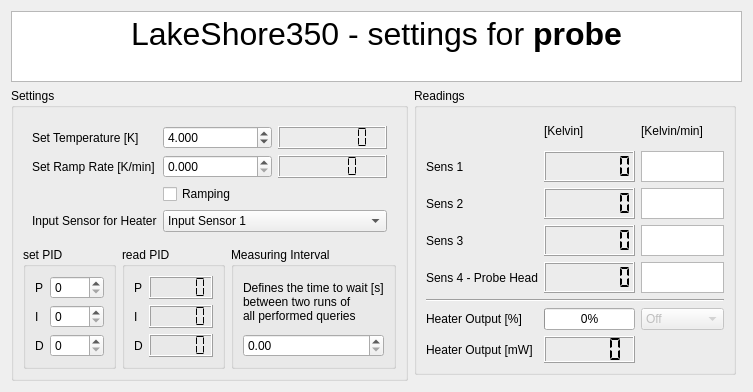
Cryostat-GUI/Cryostat-GUI, file LakeShore/LakeShore350_control.ui: the form before one commit.
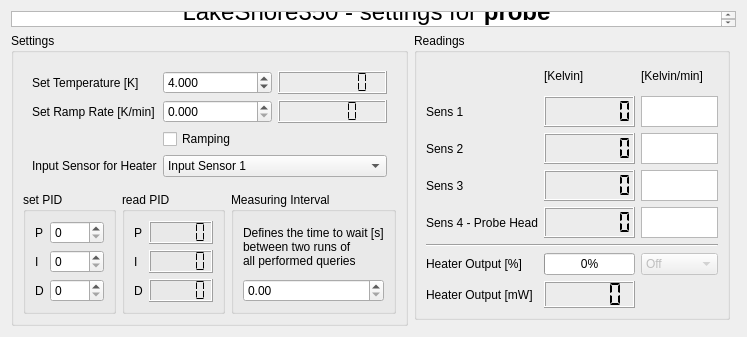
The form after the commit.

Commit message: OneShot measuring GUI update

Patch:
```diff
--- a/LakeShore/LakeShore350_control.ui
+++ b/LakeShore/LakeShore350_control.ui
@@ -6,8 +6,8 @@
    <rect>
     <x>0</x>
     <y>0</y>
-    <width>749</width>
-    <height>367</height>
+    <width>701</width>
+    <height>337</height>
    </rect>
   </property>
   <property name="windowTitle">
@@ -497,14 +497,14 @@
     <widget class="QTextBrowser" name="textBrowser">
      <property name="minimumSize">
       <size>
-       <width>731</width>
-       <height>71</height>
+       <width>100</width>
+       <height>10</height>
       </size>
      </property>
      <property name="maximumSize">
       <size>
        <width>16777215</width>
-       <height>71</height>
+       <height>40</height>
       </size>
      </property>
      <property name="frameShape">
@@ -518,7 +518,7 @@
 &lt;html&gt;&lt;head&gt;&lt;meta name=&quot;qrichtext&quot; content=&quot;1&quot; /&gt;&lt;style type=&quot;text/css&quot;&gt;
 p, li { white-space: pre-wrap; }
 &lt;/style&gt;&lt;/head&gt;&lt;body style=&quot; font-family:'MS Shell Dlg 2'; font-size:8.25pt; font-weight:400; font-style:normal;&quot;&gt;
-&lt;p align=&quot;center&quot; style=&quot; margin-top:0px; margin-bottom:0px; margin-left:0px; margin-right:0px; -qt-block-indent:0; text-indent:0px;&quot;&gt;&lt;span style=&quot; font-size:24pt;&quot;&gt;LakeShore350 - settings for&lt;/span&gt;&lt;span style=&quot; font-size:24pt; font-weight:600;&quot;&gt; probe&lt;/span&gt;&lt;/p&gt;&lt;/body&gt;&lt;/html&gt;</string>
+&lt;p align=&quot;center&quot; style=&quot; margin-top:0px; margin-bottom:0px; margin-left:0px; margin-right:0px; -qt-block-indent:0; text-indent:0px;&quot;&gt;&lt;span style=&quot; font-size:18pt;&quot;&gt;LakeShore350 - settings for&lt;/span&gt;&lt;span style=&quot; font-size:18pt; font-weight:600;&quot;&gt; probe&lt;/span&gt;&lt;/p&gt;&lt;/body&gt;&lt;/html&gt;</string>
      </property>
     </widget>
    </item>
```
The commit also changes 2 other files.
